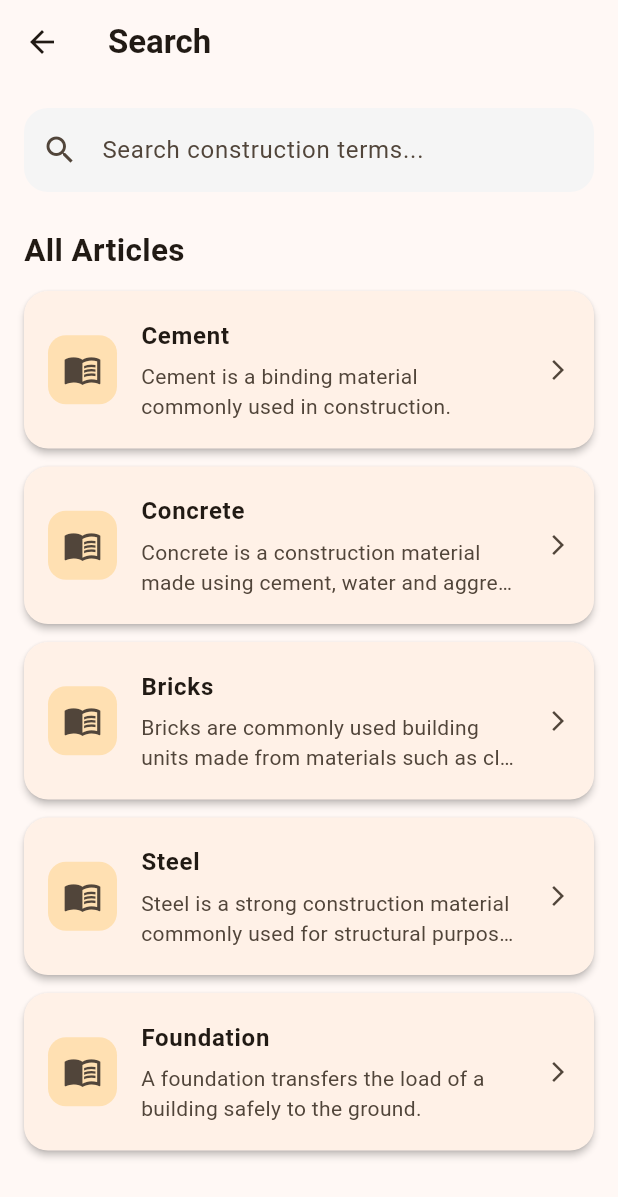
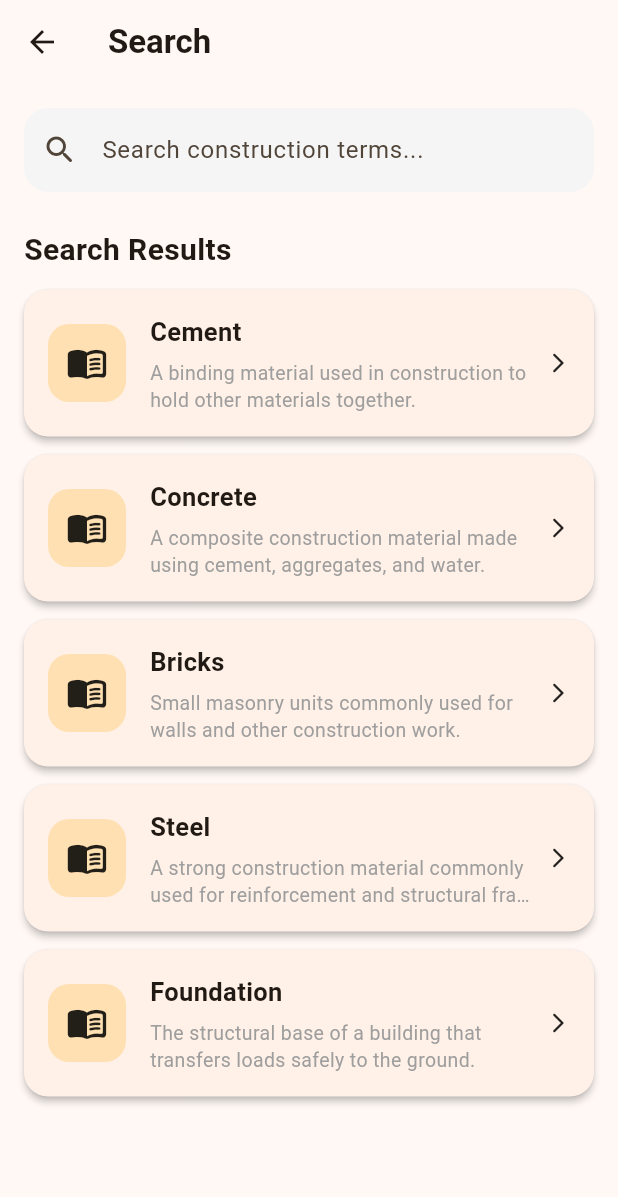
Before and after one commit to build-aayan1219/constropedia, a Flutter app: the SearchPage screen opened directly, on a phone screen of 412 x 824 dp. Shown: the top 1197 px of the screen. Run offline on Flutter 3.47's test engine with Material 3 defaults, Android fonts, the light colour scheme and no system bars; our stand-ins replace cloud_firestore, firebase_auth, firebase_core; accounts and stored records are empty.

Commit message:
Refactor SearchPage to use Article model and improve search functionality

```diff
--- a/lib/screens/search_page.dart
+++ b/lib/screens/search_page.dart
@@ -1,4 +1,5 @@
 import 'package:flutter/material.dart';
+import '../models/article.dart';
 import 'article_page.dart';
 
 class SearchPage extends StatefulWidget {
@@ -11,37 +12,55 @@ class SearchPage extends StatefulWidget {
 class _SearchPageState extends State<SearchPage> {
   final TextEditingController searchController = TextEditingController();
 
-  // Temporary article data.
-  // This will later be replaced with Firestore data.
-  final List<Map<String, String>> articles = [
-    {
-      'title': 'Cement',
-      'description':
-          'Cement is a binding material commonly used in construction.',
-    },
-    {
-      'title': 'Concrete',
-      'description':
-          'Concrete is a construction material made using cement, water and aggregates.',
-    },
-    {
-      'title': 'Bricks',
-      'description':
-          'Bricks are commonly used building units made from materials such as clay.',
-    },
-    {
-      'title': 'Steel',
-      'description':
-          'Steel is a strong construction material commonly used for structural purposes.',
-    },
-    {
-      'title': 'Foundation',
-      'description':
-          'A foundation transfers the load of a building safely to the ground.',
-    },
+  final List<Article> articles = [
+    Article(
+      id: 'cement',
+      title: 'Cement',
+      description:
+          'A binding material used in construction to hold other materials together.',
+      content:
+          'Cement is one of the most important materials used in construction.',
+      category: 'Materials',
+    ),
+    Article(
+      id: 'concrete',
+      title: 'Concrete',
+      description:
+          'A composite construction material made using cement, aggregates, and water.',
+      content:
+          'Concrete is widely used for foundations, columns, beams, slabs, and other structural elements.',
+      category: 'Materials',
+    ),
+    Article(
+      id: 'bricks',
+      title: 'Bricks',
+      description:
+          'Small masonry units commonly used for walls and other construction work.',
+      content:
+          'Bricks are commonly used to construct walls, partitions, and other masonry structures.',
+      category: 'Materials',
+    ),
+    Article(
+      id: 'steel',
+      title: 'Steel',
+      description:
+          'A strong construction material commonly used for reinforcement and structural frameworks.',
+      content:
+          'Steel is widely used in construction because of its high strength and durability.',
+      category: 'Structural',
+    ),
+    Article(
+      id: 'foundation',
+      title: 'Foundation',
+      description:
+          'The structural base of a building that transfers loads safely to the ground.',
+      content:
+          'A foundation provides stability to a structure by transferring its loads to the soil.',
+      category: 'Structural',
+    ),
   ];
 
-  List<Map<String, String>> searchResults = [];
+  List<Article> searchResults = [];
 
   @override
   void initState() {
@@ -49,33 +68,35 @@ class _SearchPageState extends State<SearchPage> {
     searchResults = articles;
   }
 
-  // Search articles by TITLE only.
+  @override
+  void dispose() {
+    searchController.dispose();
+    super.dispose();
+  }
+
   void searchArticles(String query) {
+    final searchText = query.trim().toLowerCase();
+
     setState(() {
-      final searchText = query.trim().toLowerCase();
-
       if (searchText.isEmpty) {
         searchResults = articles;
       } else {
         searchResults = articles.where((article) {
-          final title = article['title']!.toLowerCase();
+          final title = article.title.toLowerCase();
 
+          // Search only by article title.
           return title.contains(searchText);
         }).toList();
       }
     });
   }
 
-  // Clear the search field.
   void clearSearch() {
     searchController.clear();
-    searchArticles('');
-  }
 
-  @override
-  void dispose() {
-    searchController.dispose();
-    super.dispose();
+    setState(() {
+      searchResults = articles;
+    });
   }
 
   @override
@@ -89,44 +110,29 @@ class _SearchPageState extends State<SearchPage> {
           ),
         ),
       ),
-
       body: Padding(
         padding: const EdgeInsets.all(16),
-
         child: Column(
           crossAxisAlignment: CrossAxisAlignment.start,
-
           children: [
-            // SEARCH BAR
             TextField(
               controller: searchController,
               onChanged: searchArticles,
-
               decoration: InputDecoration(
                 hintText: 'Search construction terms...',
-                prefixIcon: const Icon(Icons.search),
-
+                prefixIcon: const Icon(Icons.search_rounded),
                 suffixIcon: searchController.text.isNotEmpty
                     ? IconButton(
+                        icon: const Icon(Icons.clear_rounded),
                         onPressed: clearSearch,
-                        icon: const Icon(Icons.clear),
-                        tooltip: 'Clear search',
                       )
                     : null,
-
                 filled: true,
                 fillColor: Colors.grey.shade100,
-
                 border: OutlineInputBorder(
                   borderRadius: BorderRadius.circular(16),
                   borderSide: BorderSide.none,
                 ),
-
-                enabledBorder: OutlineInputBorder(
-                  borderRadius: BorderRadius.circular(16),
-                  borderSide: BorderSide.none,
-                ),
-
                 focusedBorder: OutlineInputBorder(
                   borderRadius: BorderRadius.circular(16),
                   borderSide: BorderSide(
@@ -139,31 +145,30 @@ class _SearchPageState extends State<SearchPage> {
 
             const SizedBox(height: 24),
 
-            // RESULTS TITLE
             Text(
-              searchController.text.isEmpty
-                  ? 'All Articles'
-                  : 'Search Results',
-
+              'Search Results',
               style: const TextStyle(
-                fontSize: 21,
+                fontSize: 20,
                 fontWeight: FontWeight.bold,
               ),
             ),
 
             const SizedBox(height: 12),
 
-            // SEARCH RESULTS
             Expanded(
               child: searchResults.isEmpty
                   ? _buildEmptyState()
-                  : ListView.builder(
+                  : ListView.separated(
                       itemCount: searchResults.length,
-
+                      separatorBuilder: (context, index) =>
+                          const SizedBox(height: 12),
                       itemBuilder: (context, index) {
                         final article = searchResults[index];
 
-                        return _buildArticleCard(article);
+                        return _buildArticleCard(
+                          context,
+                          article,
+                        );
                       },
                     ),
             ),
@@ -173,88 +178,98 @@ class _SearchPageState extends State<SearchPage> {
     );
   }
 
-  // Article result card.
-  Widget _buildArticleCard(Map<String, String> article) {
+  Widget _buildArticleCard(
+    BuildContext context,
+    Article article,
+  ) {
     return Card(
       elevation: 2,
-      margin: const EdgeInsets.only(bottom: 12),
-
+      margin: EdgeInsets.zero,
       shape: RoundedRectangleBorder(
         borderRadius: BorderRadius.circular(16),
       ),
-
-      child: ListTile(
-        contentPadding: const EdgeInsets.symmetric(
-          horizontal: 16,
-          vertical: 10,
-        ),
-
-        leading: Container(
-          padding: const EdgeInsets.all(10),
-
-          decoration: BoxDecoration(
-            color: Colors.orange.shade100,
-            borderRadius: BorderRadius.circular(12),
-          ),
-
-          child: const Icon(
-            Icons.menu_book,
-            size: 26,
-          ),
-        ),
-
-        title: Text(
-          article['title']!,
-          style: const TextStyle(
-            fontSize: 16,
-            fontWeight: FontWeight.bold,
-          ),
-        ),
-
-        subtitle: Padding(
-          padding: const EdgeInsets.only(top: 5),
-          child: Text(
-            article['description']!,
-            maxLines: 2,
-            overflow: TextOverflow.ellipsis,
-          ),
-        ),
-
-        trailing: const Icon(
-          Icons.arrow_forward_ios,
-          size: 16,
-        ),
-
+      child: InkWell(
+        borderRadius: BorderRadius.circular(16),
         onTap: () {
           Navigator.push(
             context,
             MaterialPageRoute(
               builder: (context) => ArticlePage(
-                title: article['title']!,
-                description: article['description']!,
+                article: article,
               ),
             ),
           );
         },
+        child: Padding(
+          padding: const EdgeInsets.all(16),
+          child: Row(
+            children: [
+              Container(
+                padding: const EdgeInsets.all(12),
+                decoration: BoxDecoration(
+                  color: Colors.orange.shade100,
+                  borderRadius: BorderRadius.circular(14),
+                ),
+                child: const Icon(
+                  Icons.menu_book_rounded,
+                  size: 28,
+                ),
+              ),
+
+              const SizedBox(width: 16),
+
+              Expanded(
+                child: Column(
+                  crossAxisAlignment: CrossAxisAlignment.start,
+                  children: [
+                    Text(
+                      article.title,
+                      style: const TextStyle(
+                        fontSize: 17,
+                        fontWeight: FontWeight.bold,
+                      ),
+                    ),
+
+                    const SizedBox(height: 6),
+
+                    Text(
+                      article.description,
+                      maxLines: 2,
+                      overflow: TextOverflow.ellipsis,
+                      style: const TextStyle(
+                        fontSize: 13,
+                        color: Colors.grey,
+                        height: 1.4,
+                      ),
+                    ),
+                  ],
+                ),
+              ),
+
+              const SizedBox(width: 8),
+
+              const Icon(
+                Icons.arrow_forward_ios_rounded,
+                size: 16,
+              ),
+            ],
+          ),
+        ),
       ),
     );
   }
 
-  // Empty search result UI.
   Widget _buildEmptyState() {
     return Center(
       child: Column(
         mainAxisAlignment: MainAxisAlignment.center,
-
         children: [
           Icon(
-            Icons.search_off,
-            size: 60,
+            Icons.search_off_rounded,
+            size: 64,
             color: Colors.grey.shade400,
           ),
-
-          const SizedBox(height: 12),
-
+          const SizedBox(height: 16),
           const Text(
             'No articles found',
             style: TextStyle(
@@ -262,9 +277,7 @@ class _SearchPageState extends State<SearchPage> {
               fontWeight: FontWeight.bold,
             ),
           ),
-
           const SizedBox(height: 6),
-
           Text(
             'Try searching for another construction term.',
             style: TextStyle(
```
